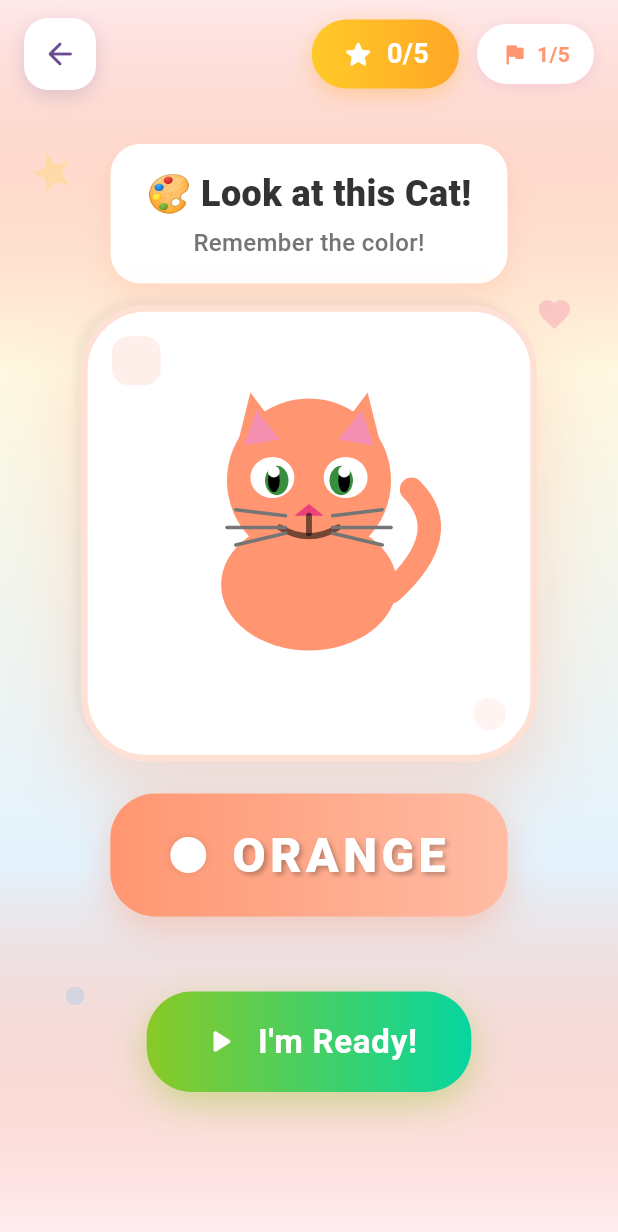
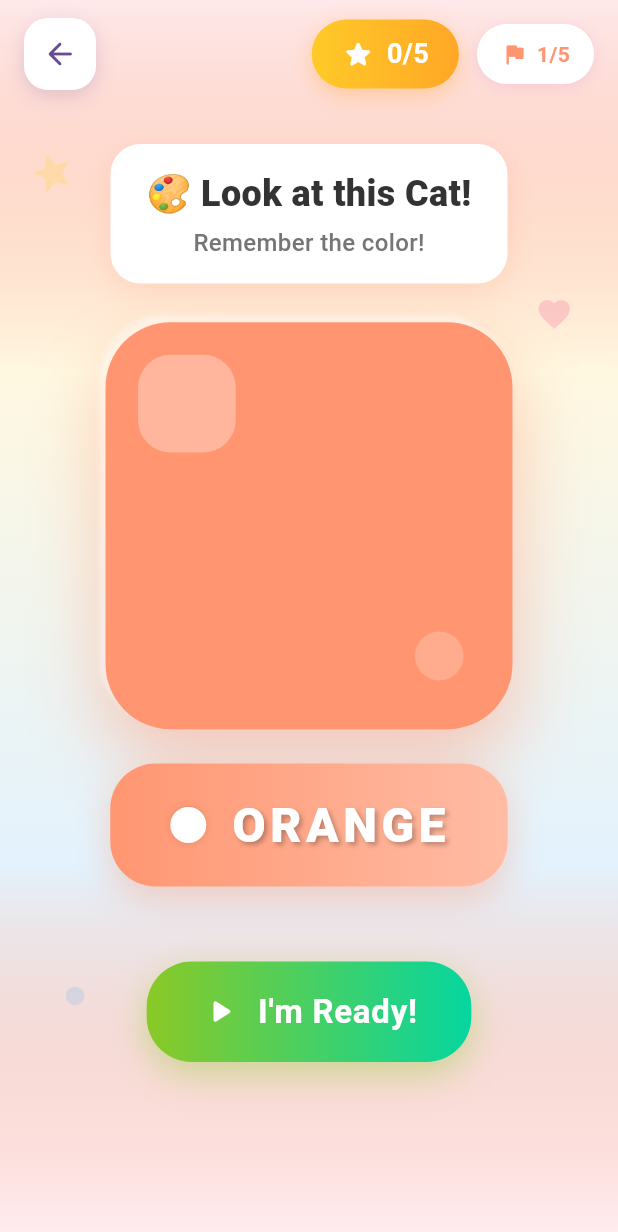
Before and after one commit to codezzi-dev/puzzle_fun, a Flutter app: the ColorMemorize screen opened directly, on a phone screen of 412 x 824 dp. Shown: the top 1232 px of the screen. Run offline on Flutter 3.47's test engine with Material 3 defaults, Android fonts, the phone set to English and light mode, and no system bars; our stand-ins replace flutter_riverpod; Roboto replaces fonts that are missing (Nunito).

Commit message:
Update color display in ColorMemorize game: increase spacing, adjust dimensions, and enhance shine effect while removing character display for a cleaner look.

```diff
--- a/lib/color_memorize/color_memorize_game.dart
+++ b/lib/color_memorize/color_memorize_game.dart
@@ -388,9 +388,9 @@ class _ColorMemorizeState extends ConsumerState<ColorMemorize>
               ),
             ),
 
-            const SizedBox(height: 30),
+            const SizedBox(height: 40),
 
-            // Large character display - colored character on neutral background
+            // Large color display - just the color, no character
             AnimatedBuilder(
               animation: _characterBounceAnim,
               builder: (context, child) {
@@ -402,62 +402,49 @@ class _ColorMemorizeState extends ConsumerState<ColorMemorize>
               child: ScaleTransition(
                 scale: _colorPulseAnim,
                 child: Container(
-                  width: 280,
-                  height: 280,
+                  width: 250,
+                  height: 250,
                   decoration: BoxDecoration(
-                    color: Colors.white,
+                    color: state.currentColor.color,
                     borderRadius: BorderRadius.circular(40),
                     boxShadow: [
                       BoxShadow(
-                        color: state.currentColor.color.withValues(alpha: 0.3),
+                        color: state.currentColor.color.withValues(alpha: 0.5),
                         blurRadius: 40,
                         offset: const Offset(0, 20),
                       ),
                       BoxShadow(
-                        color: Colors.grey.withValues(alpha: 0.1),
+                        color: Colors.white.withValues(alpha: 0.4),
                         blurRadius: 2,
                         offset: const Offset(-4, -4),
                       ),
                     ],
-                    border: Border.all(
-                      color: state.currentColor.color.withValues(alpha: 0.3),
-                      width: 4,
-                    ),
                   ),
                   child: Stack(
                     children: [
-                      // Decorative corner shapes
+                      // Shine effect
                       Positioned(
-                        top: 15,
-                        left: 15,
+                        top: 20,
+                        left: 20,
+                        child: Container(
+                          width: 60,
+                          height: 60,
+                          decoration: BoxDecoration(
+                            color: Colors.white.withValues(alpha: 0.3),
+                            borderRadius: BorderRadius.circular(20),
+                          ),
+                        ),
+                      ),
+                      Positioned(
+                        bottom: 30,
+                        right: 30,
                         child: Container(
                           width: 30,
                           height: 30,
                           decoration: BoxDecoration(
-                            color: state.currentColor.color.withValues(alpha: 0.15),
-                            borderRadius: BorderRadius.circular(10),
-                          ),
-                        ),
-                      ),
-                      Positioned(
-                        bottom: 15,
-                        right: 15,
-                        child: Container(
-                          width: 20,
-                          height: 20,
-                          decoration: BoxDecoration(
-                            color: state.currentColor.color.withValues(alpha: 0.1),
+                            color: Colors.white.withValues(alpha: 0.2),
                             shape: BoxShape.circle,
                           ),
-                        ),
-                      ),
-
-                      // Character in the actual color
-                      Center(
-                        child: CharacterWidget(
-                          characterType: state.currentCharacter.name,
-                          color: state.currentColor.color,
-                          size: 180,
                         ),
                       ),
                     ],
```
